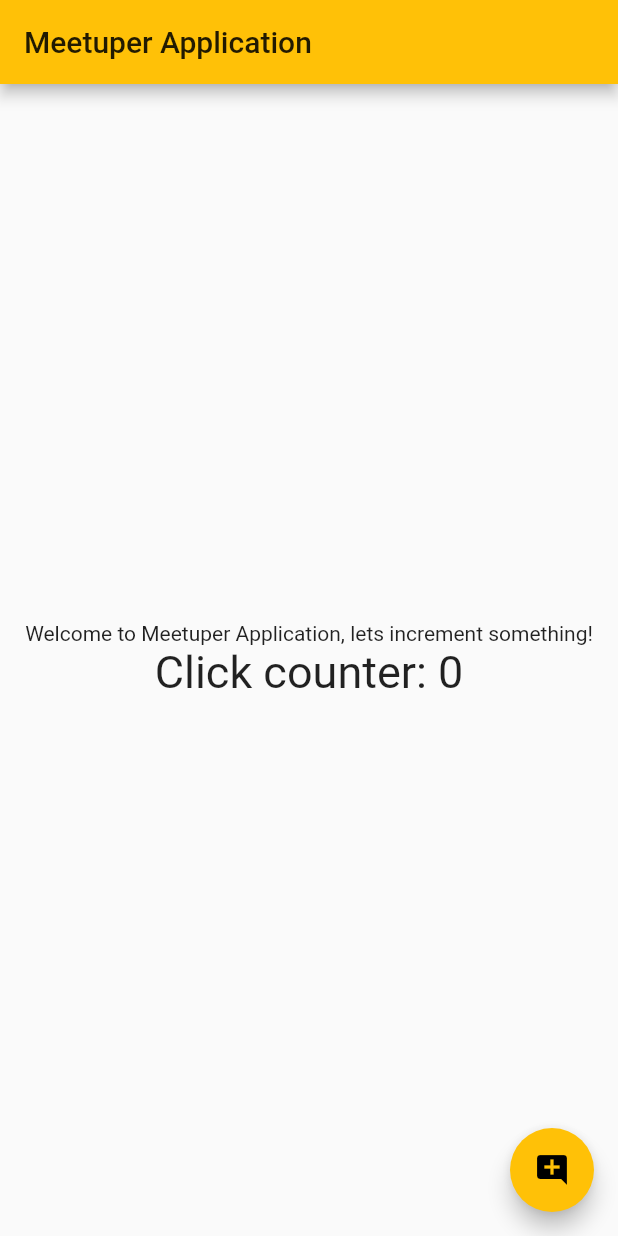
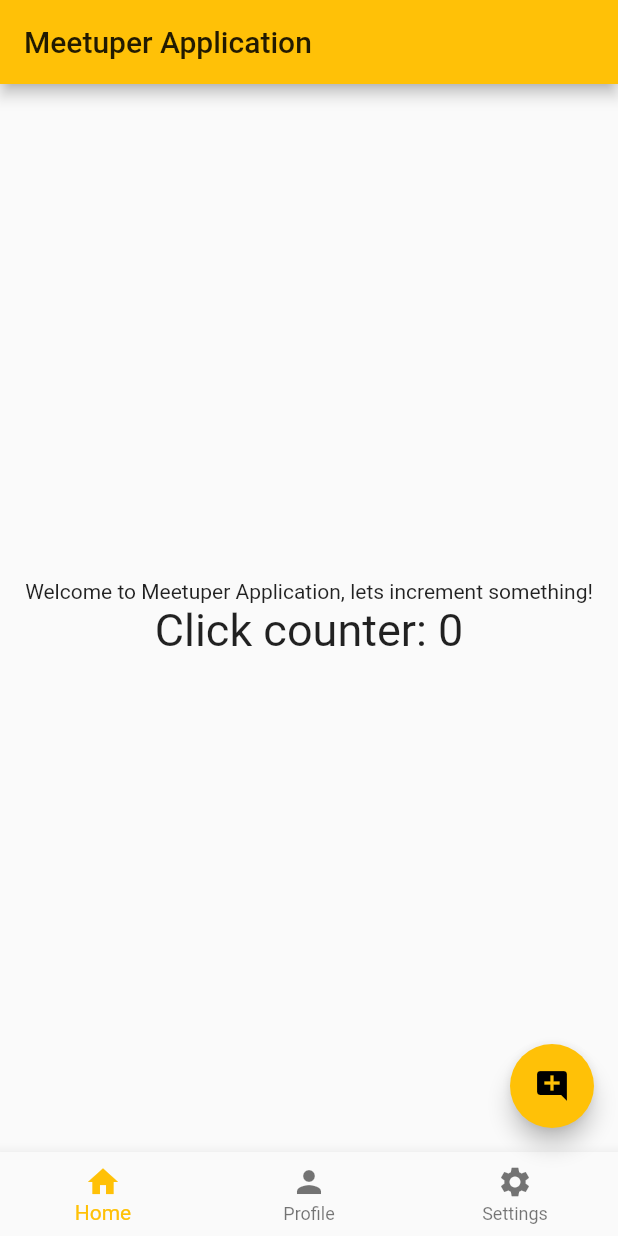
Before and after one commit to dezzfafara/flutter-meetuper, a Flutter app: the screen it shows after launch, on a phone screen of 412 x 824 dp. Run offline on Flutter 3.47's test engine with Material 2 defaults, Android fonts, the phone set to English and light mode, and no system bars.

Commit message:
add navigation index

```diff
--- a/lib/src/screens/counter_home_screen.dart
+++ b/lib/src/screens/counter_home_screen.dart
@@ -6,10 +6,10 @@ class CounterHomeScreen extends StatefulWidget {
   CounterHomeScreen(this._title);
 
   @override
-  CounterHomeScreenState createState() => CounterHomeScreenState();
+  _CounterHomeScreenState createState() => _CounterHomeScreenState();
 }
 
-class CounterHomeScreenState extends State<CounterHomeScreen> {
+class _CounterHomeScreenState extends State<CounterHomeScreen> {
   int _counter = 0;
 
   _increment() {
@@ -33,6 +33,7 @@ class CounterHomeScreenState extends State<CounterHomeScreen> {
           ],
         ),
       ),
+      bottomNavigationBar: _BottomNavigation(),
       floatingActionButton: FloatingActionButton(
         onPressed: _increment,
         tooltip: 'Press here to increment...',
@@ -42,3 +43,24 @@ class CounterHomeScreenState extends State<CounterHomeScreen> {
     );
   }
 }
+
+class _BottomNavigation extends StatefulWidget {
+  @override
+  _BottomNavigationState createState() => _BottomNavigationState();
+}
+
+class _BottomNavigationState extends State<_BottomNavigation> {
+  int _currentIndex = 0;
+
+  @override
+  Widget build(BuildContext context) {
+    return BottomNavigationBar(
+        currentIndex: _currentIndex,
+        onTap: (int index) => setState(() => _currentIndex = index),
+        items: [
+          BottomNavigationBarItem(icon: Icon(Icons.home), label: 'Home'),
+          BottomNavigationBarItem(icon: Icon(Icons.person), label: 'Profile'),
+          BottomNavigationBarItem(icon: Icon(Icons.settings), label: 'Settings')
+        ]);
+  }
+}
```
